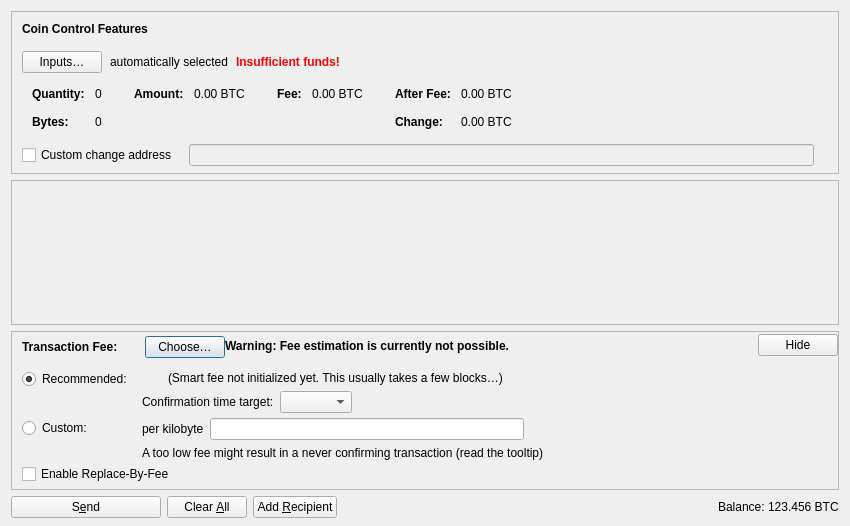
Before: the Qt Designer form src/qt/forms/sendcoinsdialog.ui in AlexSerbinovSecond/krepto, drawn with Qt 5.
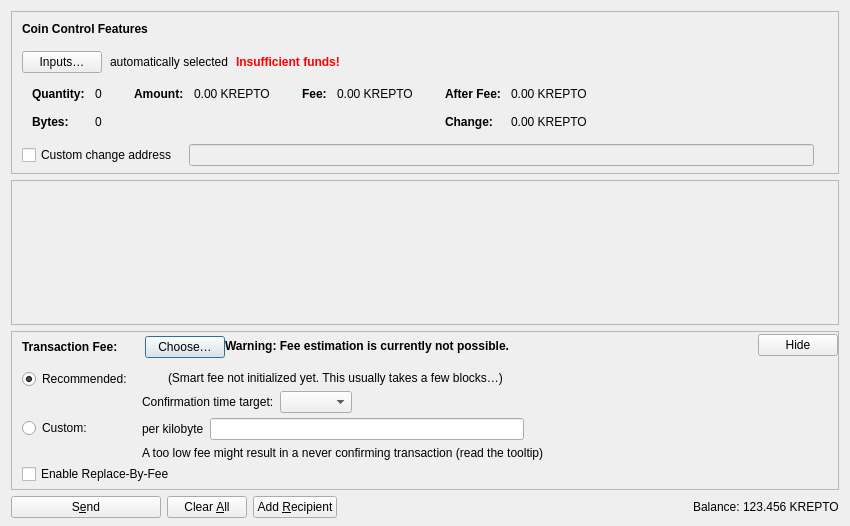
After: the same form once the commit is applied. Icons and pictures are not drawn. Custom widgets are drawn as their Qt base class.

```diff
--- a/src/qt/forms/sendcoinsdialog.ui
+++ b/src/qt/forms/sendcoinsdialog.ui
@@ -327,7 +327,7 @@
                   <enum>Qt::ActionsContextMenu</enum>
                  </property>
                  <property name="text">
-                  <string notr="true">0.00 BTC</string>
+                  <string notr="true">0.00 KREPTO</string>
                  </property>
                  <property name="textInteractionFlags">
                   <set>Qt::LinksAccessibleByMouse|Qt::TextSelectableByKeyboard|Qt::TextSelectableByMouse</set>
@@ -378,7 +378,7 @@
                   <enum>Qt::ActionsContextMenu</enum>
                  </property>
                  <property name="text">
-                  <string notr="true">0.00 BTC</string>
+                  <string notr="true">0.00 KREPTO</string>
                  </property>
                  <property name="textInteractionFlags">
                   <set>Qt::LinksAccessibleByMouse|Qt::TextSelectableByKeyboard|Qt::TextSelectableByMouse</set>
@@ -432,7 +432,7 @@
                   <enum>Qt::ActionsContextMenu</enum>
                  </property>
                  <property name="text">
-                  <string notr="true">0.00 BTC</string>
+                  <string notr="true">0.00 KREPTO</string>
                  </property>
                  <property name="textInteractionFlags">
                   <set>Qt::LinksAccessibleByMouse|Qt::TextSelectableByKeyboard|Qt::TextSelectableByMouse</set>
@@ -461,7 +461,7 @@
                   <enum>Qt::ActionsContextMenu</enum>
                  </property>
                  <property name="text">
-                  <string notr="true">0.00 BTC</string>
+                  <string notr="true">0.00 KREPTO</string>
                  </property>
                  <property name="textInteractionFlags">
                   <set>Qt::LinksAccessibleByMouse|Qt::TextSelectableByKeyboard|Qt::TextSelectableByMouse</set>
@@ -1191,7 +1191,7 @@
           <cursorShape>IBeamCursor</cursorShape>
          </property>
          <property name="text">
-          <string notr="true">123.456 BTC</string>
+          <string notr="true">123.456 KREPTO</string>
          </property>
          <property name="textInteractionFlags">
           <set>Qt::LinksAccessibleByMouse|Qt::TextSelectableByKeyboard|Qt::TextSelectableByMouse</set>
```
Left out of the diff: 2 changed lines with no effect on the pictures.
